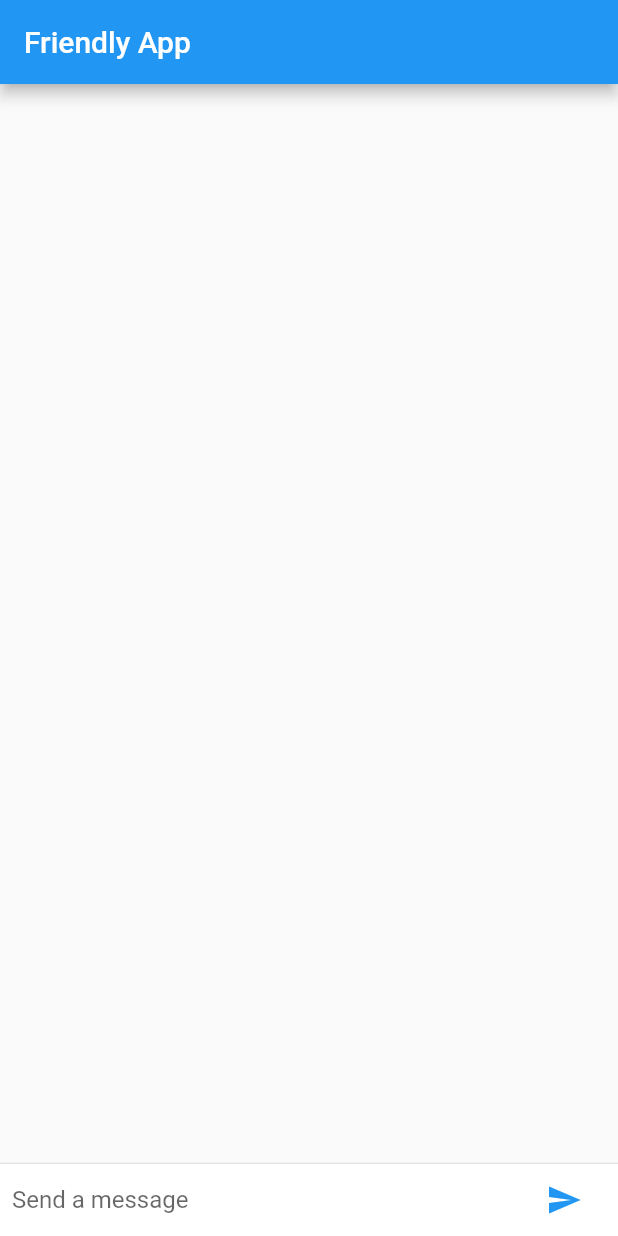
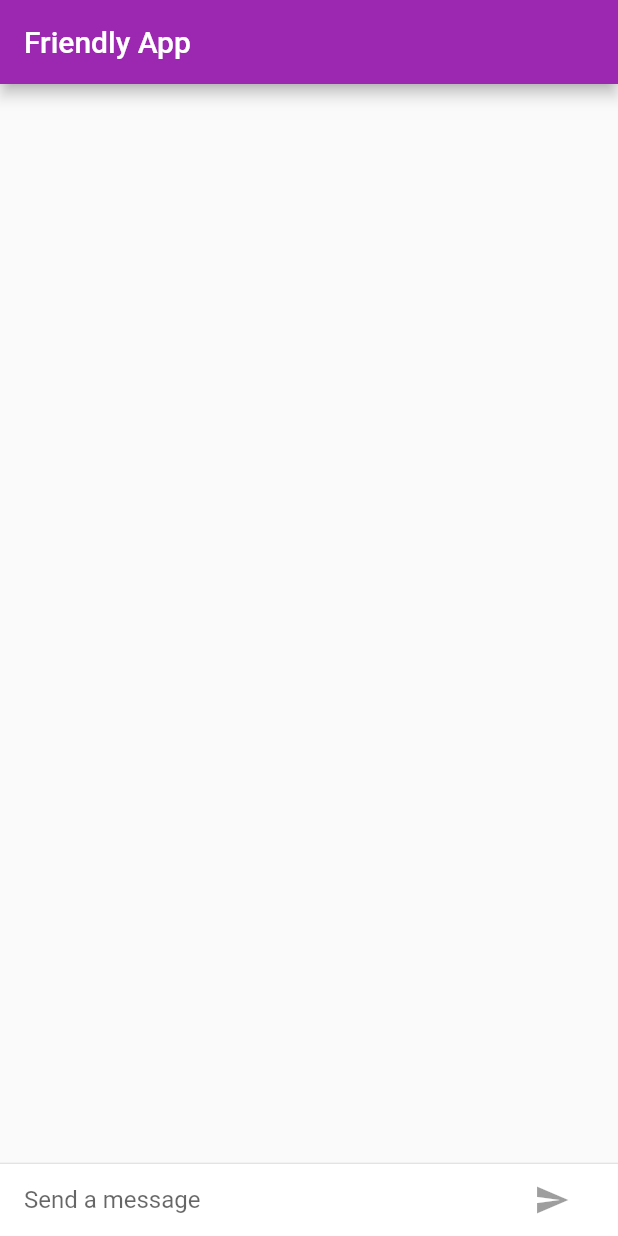
Before and after one commit to baonguyena1/flutter_friendly_ui_chat, a Flutter app: the screen it shows after launch, on a phone screen of 412 x 824 dp. Run offline on Flutter 3.47's test engine with Material 2 defaults, Android fonts, the phone set to English and light mode, and no system bars.

```diff
--- a/lib/main.dart
+++ b/lib/main.dart
@@ -1,6 +1,18 @@
 import 'package:flutter/material.dart';
+import 'package:flutter/cupertino.dart';
+import 'package:flutter/foundation.dart';
 
 void main() => runApp(FriendlyChatApp());
+
+final ThemeData kiOSTheme = ThemeData(
+    primarySwatch: Colors.orange,
+    primaryColor: Colors.grey[100],
+    primaryColorBrightness: Brightness.light);
+
+final ThemeData kDefaultTheme = ThemeData(
+  primarySwatch: Colors.purple,
+  accentColor: Colors.orangeAccent[400],
+);
 
 class FriendlyChatApp extends StatelessWidget {
   @override
@@ -8,6 +20,9 @@ class FriendlyChatApp extends StatelessWidget {
     return MaterialApp(
       debugShowCheckedModeBanner: false,
       title: 'Friendly Chat',
+      theme: defaultTargetPlatform == TargetPlatform.iOS
+          ? kiOSTheme
+          : kDefaultTheme,
       home: ChatScreen(),
     );
   }
@@ -20,17 +35,21 @@ class ChatScreen extends StatefulWidget {
   }
 }
 
-class ChatScreenState extends State<ChatScreen> {
+class ChatScreenState extends State<ChatScreen> with TickerProviderStateMixin {
   final List<ChatMessage> _messages = <ChatMessage>[];
   final TextEditingController _textController = TextEditingController();
+  bool _isComposing = false;
 
   @override
   Widget build(BuildContext context) {
     return Scaffold(
         appBar: AppBar(
           title: Text('Friendly App'),
+          elevation:
+              Theme.of(context).platform == TargetPlatform.iOS ? 0.0 : 4.0,
         ),
         body: SafeArea(
+          child: Container(
             child: Column(
               children: <Widget>[
                 Flexible(
@@ -51,19 +70,40 @@ class ChatScreenState extends State<ChatScreen> {
                 )
               ],
             ),
+            decoration: Theme.of(context).platform == TargetPlatform.iOS
+              ? BoxDecoration(
+                border: Border(
+                  top: BorderSide(color: Colors.grey[200])
+                )
+              )
+              : null
+          ),
         ));
+  }
+
+  @override
+  void dispose() {
+    for (ChatMessage message in _messages) {
+      message.animationController.dispose();
+    }
+    super.dispose();
   }
 
   Widget _buildTextComponent() {
     return IconTheme(
         data: IconThemeData(color: Theme.of(context).accentColor),
         child: Container(
-            padding: const EdgeInsets.symmetric(horizontal: 8.0),
+            padding: const EdgeInsets.symmetric(horizontal: 16.0),
             child: Row(
               children: <Widget>[
-                Flexible(
+                Expanded(
                   child: TextField(
                     controller: _textController,
+                    onChanged: (String text) {
+                      setState(() {
+                        _isComposing = text.length > 0;
+                      });
+                    },
                     onSubmitted: _handleSubmitted,
                     decoration:
                         InputDecoration.collapsed(hintText: 'Send a message'),
@@ -71,10 +111,19 @@ class ChatScreenState extends State<ChatScreen> {
                   ),
                 ),
                 Container(
-                  padding: const EdgeInsets.symmetric(horizontal: 4.0),
-                  child: IconButton(
+                  margin: const EdgeInsets.symmetric(horizontal: 4.0),
+                  child: Theme.of(context).platform == TargetPlatform.iOS
+                      ? CupertinoButton(
+                          child: Text('Send'),
+                          onPressed: _isComposing
+                              ? () => _handleSubmitted(_textController.text)
+                              : null,
+                        )
+                      : IconButton(
                           icon: Icon(Icons.send),
-                    onPressed: () => _handleSubmitted(_textController.text),
+                          onPressed: _isComposing
+                              ? () => _handleSubmitted(_textController.text)
+                              : null,
                         ),
                 )
               ],
@@ -83,27 +132,39 @@ class ChatScreenState extends State<ChatScreen> {
 
   void _handleSubmitted(String text) {
     _textController.clear();
-    ChatMessage message = ChatMessage(text);
+    setState(() {
+      _isComposing = false;
+    });
+    ChatMessage message = ChatMessage(
+        text,
+        AnimationController(
+            duration: Duration(milliseconds: 700), vsync: this));
     setState(() {
       _messages.insert(_messages.length, message);
     });
+    message.animationController.forward();
   }
 }
 
 class ChatMessage extends StatelessWidget {
   static const String _name = 'Bao';
   final String text;
+  final AnimationController animationController;
 
-  ChatMessage(this.text);
+  ChatMessage(this.text, this.animationController);
 
   @override
   Widget build(BuildContext context) {
-    return Column(
+    return SizeTransition(
+      sizeFactor:
+          CurvedAnimation(parent: animationController, curve: Curves.easeInOut),
+      axisAlignment: 0.0,
+      child: Column(
         crossAxisAlignment: CrossAxisAlignment.start,
         mainAxisSize: MainAxisSize.min,
         children: <Widget>[
           Container(
-          padding: EdgeInsets.symmetric(horizontal: 8.0, vertical: 8.0),
+            padding: EdgeInsets.symmetric(horizontal: 4.0, vertical: 4.0),
             child: Row(
               crossAxisAlignment: CrossAxisAlignment.start,
               mainAxisSize: MainAxisSize.min,
@@ -114,7 +175,7 @@ class ChatMessage extends StatelessWidget {
                 SizedBox(
                   width: 8.0,
                 ),
-              Flexible(
+                Expanded(
                   child: Column(
                     crossAxisAlignment: CrossAxisAlignment.start,
                     mainAxisSize: MainAxisSize.min,
@@ -132,7 +193,7 @@ class ChatMessage extends StatelessWidget {
                       )
                     ],
                   ),
-              ),
+                )
               ],
             ),
           ),
@@ -140,6 +201,7 @@ class ChatMessage extends StatelessWidget {
             height: 1,
           )
         ],
+      ),
     );
   }
 }
```
Lines whose indentation alone changed are shown as unchanged.
